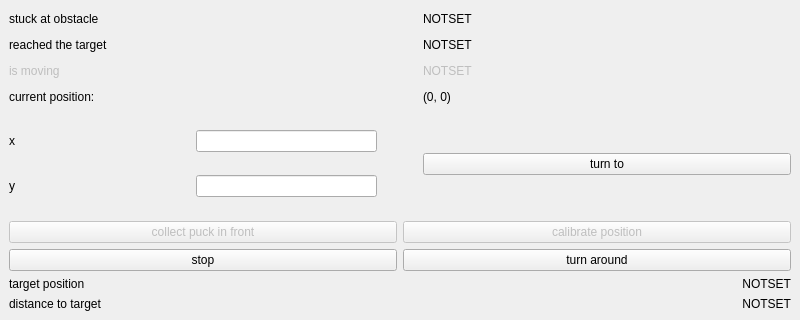
Qt form layer/view/view.ui (benediktibk/robohockey) before a commit; both pictures show x 0 to 800 and y 0 to 320 of the 800 by 600 pixel window.
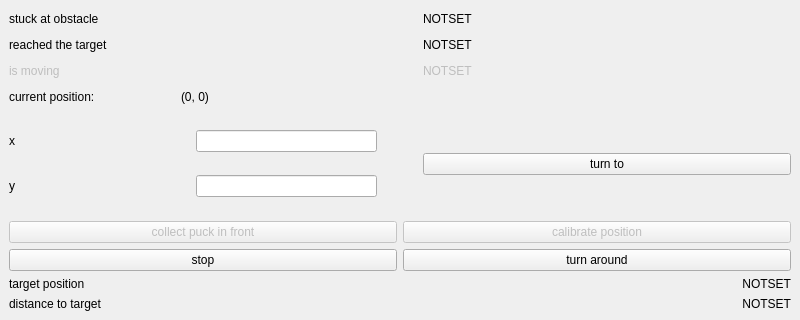
The same form after that commit.

Commit message: added changes to user interface

```diff
--- a/layer/view/view.ui
+++ b/layer/view/view.ui
@@ -162,7 +162,7 @@
           </property>
           <property name="sizeHint" stdset="0">
            <size>
-            <width>40</width>
+            <width>80</width>
             <height>20</height>
            </size>
           </property>
@@ -171,7 +171,7 @@
         <item>
          <widget class="QLabel" name="currentPosition">
           <property name="sizePolicy">
-           <sizepolicy hsizetype="Minimum" vsizetype="Minimum">
+           <sizepolicy hsizetype="Expanding" vsizetype="Minimum">
             <horstretch>0</horstretch>
             <verstretch>0</verstretch>
            </sizepolicy>
```
Left out of the diff: 12 changed lines with no effect on the pictures.
